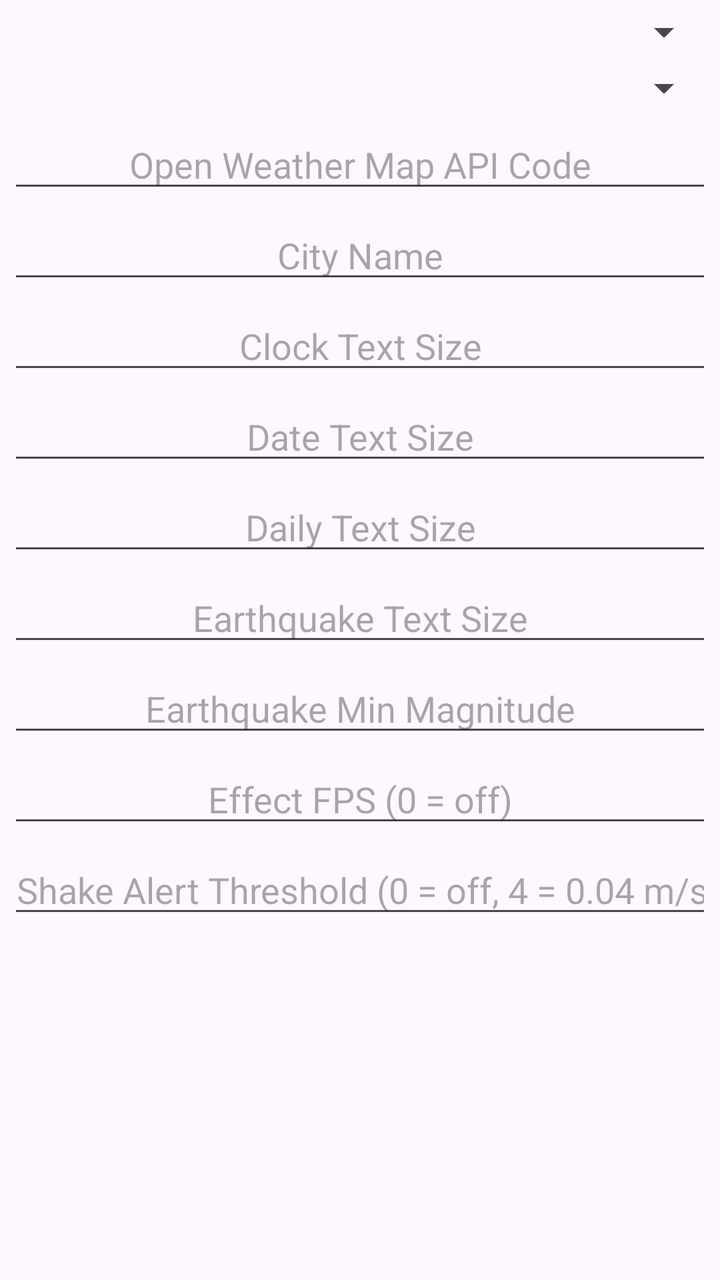
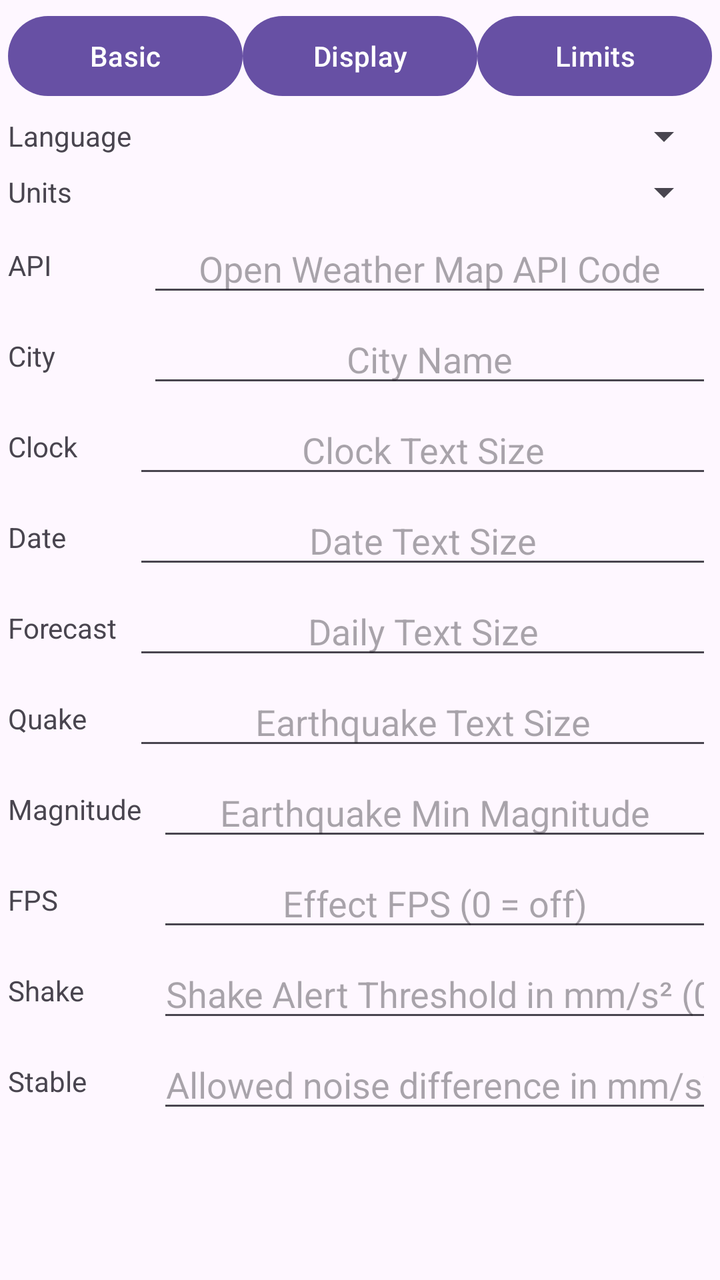

Screens rendered from an Android XML layout before and after an edit, with the pre-edit source and the edit as a unified diff.
<!-- AndroidManifest.xml: application theme Theme.WallClock -->
<!-- res/layout/settings_layout.xml -->
<?xml version="1.0" encoding="utf-8"?>
<ScrollView xmlns:android="http://schemas.android.com/apk/res/android"
    xmlns:app="http://schemas.android.com/apk/res-auto"
    xmlns:tools="http://schemas.android.com/tools"
    android:layout_width="match_parent"
    android:layout_height="wrap_content">

    <androidx.constraintlayout.widget.ConstraintLayout
        android:layout_width="match_parent"
        android:padding="4dp"
        android:layout_height="wrap_content">

        <EditText
            android:id="@+id/api_code"
            android:layout_width="0dp"
            android:layout_height="wrap_content"
            android:ems="10"
            android:gravity="center"
            android:hint="@string/open_weather_map_api_code"
            android:inputType="text"
            android:layout_marginTop="4dp"
            app:layout_constraintEnd_toEndOf="parent"
            app:layout_constraintStart_toStartOf="parent"
            app:layout_constraintTop_toBottomOf="@+id/metric_spinner" />

        <EditText
            android:id="@+id/city_name"
            android:layout_width="0dp"
            android:layout_height="wrap_content"
            android:ems="10"
            android:gravity="center"
            android:inputType="text"
            android:hint="@string/city_name"
            android:layout_marginTop="4dp"
            app:layout_constraintEnd_toEndOf="parent"
            app:layout_constraintStart_toStartOf="parent"
            app:layout_constraintTop_toBottomOf="@+id/api_code" />
        <EditText
            android:id="@+id/clock_text_size"
            android:layout_width="0dp"
            android:layout_height="wrap_content"
            android:ems="10"
            android:gravity="center"
            android:inputType="numberDecimal"
            android:hint="@string/clock_text_size"
            android:layout_marginTop="4dp"
            app:layout_constraintEnd_toEndOf="parent"
            app:layout_constraintStart_toStartOf="parent"
            app:layout_constraintTop_toBottomOf="@+id/city_name" />
        <EditText
            android:id="@+id/date_text_size"
            android:layout_width="0dp"
            android:layout_height="wrap_content"
            android:ems="10"
            android:gravity="center"
            android:inputType="numberDecimal"
            android:hint="@string/date_text_size"
            android:layout_marginTop="4dp"
            app:layout_constraintEnd_toEndOf="parent"
            app:layout_constraintStart_toStartOf="parent"
            app:layout_constraintTop_toBottomOf="@+id/clock_text_size" />
        <EditText
            android:id="@+id/daily_text_size"
            android:layout_width="0dp"
            android:layout_height="wrap_content"
            android:ems="10"
            android:gravity="center"
            android:inputType="numberDecimal"
            android:hint="@string/daily_text_size"
            android:layout_marginTop="4dp"
            app:layout_constraintEnd_toEndOf="parent"
            app:layout_constraintStart_toStartOf="parent"
            app:layout_constraintTop_toBottomOf="@+id/date_text_size" />
        <EditText
            android:id="@+id/quake_text_size"
            android:layout_width="0dp"
            android:layout_height="wrap_content"
            android:ems="10"
            android:gravity="center"
            android:inputType="numberDecimal"
            android:hint="@string/quake_text_size"
            android:layout_marginTop="4dp"
            app:layout_constraintEnd_toEndOf="parent"
            app:layout_constraintStart_toStartOf="parent"
            app:layout_constraintTop_toBottomOf="@+id/daily_text_size" />
        <EditText
            android:id="@+id/quake_min_magnitude"
            android:layout_width="0dp"
            android:layout_height="wrap_content"
            android:ems="10"
            android:gravity="center"
            android:inputType="numberDecimal"
            android:hint="@string/quake_min_magnitude"
            android:layout_marginTop="4dp"
            app:layout_constraintEnd_toEndOf="parent"
            app:layout_constraintStart_toStartOf="parent"
            app:layout_constraintTop_toBottomOf="@+id/quake_text_size" />
        <EditText
            android:id="@+id/effect_fps"
            android:layout_width="0dp"
            android:layout_height="wrap_content"
            android:ems="10"
            android:gravity="center"
            android:inputType="numberDecimal"
            android:hint="@string/effect_fps"
            android:layout_marginTop="4dp"
            app:layout_constraintEnd_toEndOf="parent"
            app:layout_constraintStart_toStartOf="parent"
            app:layout_constraintTop_toBottomOf="@+id/quake_min_magnitude" />
        <EditText
            android:id="@+id/shake_level"
            android:layout_width="0dp"
            android:layout_height="wrap_content"
            android:ems="10"
            android:gravity="center"
            android:inputType="numberDecimal"
            android:hint="@string/shake_level"
            android:layout_marginTop="4dp"
            app:layout_constraintEnd_toEndOf="parent"
            app:layout_constraintStart_toStartOf="parent"
            app:layout_constraintTop_toBottomOf="@+id/effect_fps" />


        <Spinner
            android:id="@+id/lang_spinner"
            android:layout_width="0dp"
            android:layout_height="wrap_content"
            app:layout_constraintEnd_toEndOf="parent"
            app:layout_constraintStart_toStartOf="parent"
            app:layout_constraintTop_toTopOf="parent" />

        <Spinner
            android:id="@+id/metric_spinner"
            android:layout_width="0dp"
            android:layout_height="wrap_content"
            android:layout_marginTop="4dp"
            app:layout_constraintEnd_toEndOf="parent"
            app:layout_constraintStart_toStartOf="parent"
            app:layout_constraintTop_toBottomOf="@+id/lang_spinner" />
    </androidx.constraintlayout.widget.ConstraintLayout>
</ScrollView>
<!-- resources referenced by this layout -->
<resources>
  <string name="city_name">City Name</string>
  <string name="clock_text_size">Clock Text Size</string>
  <string name="daily_text_size">Daily Text Size</string>
  <string name="date_text_size">Date Text Size</string>
  <string name="effect_fps">Effect FPS (0 = off)</string>
  <string name="open_weather_map_api_code">Open Weather Map API Code</string>
  <string name="quake_min_magnitude">Earthquake Min Magnitude</string>
  <string name="quake_text_size">Earthquake Text Size</string>
  <string name="shake_level">Shake Alert Threshold (0 = off, 4 = 0.04 m/s², lower = more sensitive)</string>
  <style name="Theme.WallClock" parent="Base.Theme.WallClock" />
  <style name="Base.Theme.WallClock" parent="Theme.Material3.DayNight.NoActionBar">
          
          
          <item name="android:windowFullscreen">true</item>
      </style>
</resources>

<!-- the commit's change to res/layout/settings_layout.xml (unified diff, before → after) -->
@@ -1,141 +1,294 @@
 <?xml version="1.0" encoding="utf-8"?>
 <ScrollView xmlns:android="http://schemas.android.com/apk/res/android"
-    xmlns:app="http://schemas.android.com/apk/res-auto"
-    xmlns:tools="http://schemas.android.com/tools"
     android:layout_width="match_parent"
     android:layout_height="wrap_content">
 
-    <androidx.constraintlayout.widget.ConstraintLayout
+    <LinearLayout
         android:layout_width="match_parent"
-        android:padding="4dp"
-        android:layout_height="wrap_content">
-
-        <EditText
-            android:id="@+id/api_code"
-            android:layout_width="0dp"
-            android:layout_height="wrap_content"
-            android:ems="10"
-            android:gravity="center"
-            android:hint="@string/open_weather_map_api_code"
-            android:inputType="text"
-            android:layout_marginTop="4dp"
-            app:layout_constraintEnd_toEndOf="parent"
-            app:layout_constraintStart_toStartOf="parent"
-            app:layout_constraintTop_toBottomOf="@+id/metric_spinner" />
-
-        <EditText
-            android:id="@+id/city_name"
-            android:layout_width="0dp"
-            android:layout_height="wrap_content"
-            android:ems="10"
-            android:gravity="center"
-            android:inputType="text"
-            android:hint="@string/city_name"
-            android:layout_marginTop="4dp"
-            app:layout_constraintEnd_toEndOf="parent"
-            app:layout_constraintStart_toStartOf="parent"
-            app:layout_constraintTop_toBottomOf="@+id/api_code" />
-        <EditText
-            android:id="@+id/clock_text_size"
-            android:layout_width="0dp"
-            android:layout_height="wrap_content"
-            android:ems="10"
-            android:gravity="center"
-            android:inputType="numberDecimal"
-            android:hint="@string/clock_text_size"
-            android:layout_marginTop="4dp"
-            app:layout_constraintEnd_toEndOf="parent"
-            app:layout_constraintStart_toStartOf="parent"
-            app:layout_constraintTop_toBottomOf="@+id/city_name" />
-        <EditText
-            android:id="@+id/date_text_size"
-            android:layout_width="0dp"
-            android:layout_height="wrap_content"
-            android:ems="10"
-            android:gravity="center"
-            android:inputType="numberDecimal"
-            android:hint="@string/date_text_size"
-            android:layout_marginTop="4dp"
-            app:layout_constraintEnd_toEndOf="parent"
-            app:layout_constraintStart_toStartOf="parent"
-            app:layout_constraintTop_toBottomOf="@+id/clock_text_size" />
-        <EditText
-            android:id="@+id/daily_text_size"
-            android:layout_width="0dp"
-            android:layout_height="wrap_content"
-            android:ems="10"
-            android:gravity="center"
-            android:inputType="numberDecimal"
-            android:hint="@string/daily_text_size"
-            android:layout_marginTop="4dp"
-            app:layout_constraintEnd_toEndOf="parent"
-            app:layout_constraintStart_toStartOf="parent"
-            app:layout_constraintTop_toBottomOf="@+id/date_text_size" />
-        <EditText
-            android:id="@+id/quake_text_size"
-            android:layout_width="0dp"
-            android:layout_height="wrap_content"
-            android:ems="10"
-            android:gravity="center"
-            android:inputType="numberDecimal"
-            android:hint="@string/quake_text_size"
-            android:layout_marginTop="4dp"
-            app:layout_constraintEnd_toEndOf="parent"
-            app:layout_constraintStart_toStartOf="parent"
-            app:layout_constraintTop_toBottomOf="@+id/daily_text_size" />
-        <EditText
-            android:id="@+id/quake_min_magnitude"
-            android:layout_width="0dp"
-            android:layout_height="wrap_content"
-            android:ems="10"
-            android:gravity="center"
-            android:inputType="numberDecimal"
-            android:hint="@string/quake_min_magnitude"
-            android:layout_marginTop="4dp"
-            app:layout_constraintEnd_toEndOf="parent"
-            app:layout_constraintStart_toStartOf="parent"
-            app:layout_constraintTop_toBottomOf="@+id/quake_text_size" />
-        <EditText
-            android:id="@+id/effect_fps"
-            android:layout_width="0dp"
-            android:layout_height="wrap_content"
-            android:ems="10"
-            android:gravity="center"
-            android:inputType="numberDecimal"
-            android:hint="@string/effect_fps"
-            android:layout_marginTop="4dp"
-            app:layout_constraintEnd_toEndOf="parent"
-            app:layout_constraintStart_toStartOf="parent"
-            app:layout_constraintTop_toBottomOf="@+id/quake_min_magnitude" />
-        <EditText
-            android:id="@+id/shake_level"
-            android:layout_width="0dp"
-            android:layout_height="wrap_content"
-            android:ems="10"
-            android:gravity="center"
-            android:inputType="numberDecimal"
-            android:hint="@string/shake_level"
-            android:layout_marginTop="4dp"
-            app:layout_constraintEnd_toEndOf="parent"
-            app:layout_constraintStart_toStartOf="parent"
-            app:layout_constraintTop_toBottomOf="@+id/effect_fps" />
-
-
-        <Spinner
-            android:id="@+id/lang_spinner"
-            android:layout_width="0dp"
-            android:layout_height="wrap_content"
-            app:layout_constraintEnd_toEndOf="parent"
-            app:layout_constraintStart_toStartOf="parent"
-            app:layout_constraintTop_toTopOf="parent" />
-
-        <Spinner
-            android:id="@+id/metric_spinner"
-            android:layout_width="0dp"
-            android:layout_height="wrap_content"
-            android:layout_marginTop="4dp"
-            app:layout_constraintEnd_toEndOf="parent"
-            app:layout_constraintStart_toStartOf="parent"
-            app:layout_constraintTop_toBottomOf="@+id/lang_spinner" />
-    </androidx.constraintlayout.widget.ConstraintLayout>
+        android:layout_height="wrap_content"
+        android:orientation="vertical"
+        android:padding="4dp">
+
+        <LinearLayout
+            android:layout_width="match_parent"
+            android:layout_height="wrap_content"
+            android:orientation="horizontal">
+
+            <Button
+                android:id="@+id/tab_basic"
+                android:layout_width="0dp"
+                android:layout_height="wrap_content"
+                android:layout_weight="1"
+                android:text="@string/tab_basic" />
+
+            <Button
+                android:id="@+id/tab_display"
+                android:layout_width="0dp"
+                android:layout_height="wrap_content"
+                android:layout_weight="1"
+                android:text="@string/tab_display" />
+
+            <Button
+                android:id="@+id/tab_limits"
+                android:layout_width="0dp"
+                android:layout_height="wrap_content"
+                android:layout_weight="1"
+                android:text="@string/tab_limits" />
+        </LinearLayout>
+
+        <TableLayout
+            android:id="@+id/page_basic"
+            android:layout_width="match_parent"
+            android:layout_height="wrap_content"
+            android:stretchColumns="1">
+
+            <TableRow
+                android:layout_marginTop="4dp"
+                android:gravity="center_vertical">
+
+                <TextView
+                    android:layout_width="wrap_content"
+                    android:layout_height="wrap_content"
+                    android:paddingEnd="8dp"
+                    android:paddingRight="8dp"
+                    android:text="@string/label_language" />
+
+                <Spinner
+                    android:id="@+id/lang_spinner"
+                    android:layout_width="0dp"
+                    android:layout_height="wrap_content" />
+            </TableRow>
+
+            <TableRow
+                android:layout_marginTop="4dp"
+                android:gravity="center_vertical">
+
+                <TextView
+                    android:layout_width="wrap_content"
+                    android:layout_height="wrap_content"
+                    android:paddingEnd="8dp"
+                    android:paddingRight="8dp"
+                    android:text="@string/label_units" />
+
+                <Spinner
+                    android:id="@+id/metric_spinner"
+                    android:layout_width="0dp"
+                    android:layout_height="wrap_content" />
+            </TableRow>
+
+            <TableRow
+                android:layout_marginTop="4dp"
+                android:gravity="center_vertical">
+
+                <TextView
+                    android:layout_width="wrap_content"
+                    android:layout_height="wrap_content"
+                    android:paddingEnd="8dp"
+                    android:paddingRight="8dp"
+                    android:text="@string/label_api" />
+
+                <EditText
+                    android:id="@+id/api_code"
+                    android:layout_width="0dp"
+                    android:layout_height="wrap_content"
+                    android:gravity="center"
+                    android:inputType="text"
+                    android:hint="@string/open_weather_map_api_code" />
+            </TableRow>
+
+            <TableRow
+                android:layout_marginTop="4dp"
+                android:gravity="center_vertical">
+
+                <TextView
+                    android:layout_width="wrap_content"
+                    android:layout_height="wrap_content"
+                    android:paddingEnd="8dp"
+                    android:paddingRight="8dp"
+                    android:text="@string/label_city" />
+
+                <EditText
+                    android:id="@+id/city_name"
+                    android:layout_width="0dp"
+                    android:layout_height="wrap_content"
+                    android:gravity="center"
+                    android:inputType="text"
+                    android:hint="@string/city_name" />
+            </TableRow>
+        </TableLayout>
+
+        <TableLayout
+            android:id="@+id/page_display"
+            android:layout_width="match_parent"
+            android:layout_height="wrap_content"
+            android:stretchColumns="1">
+
+            <TableRow
+                android:layout_marginTop="4dp"
+                android:gravity="center_vertical">
+
+                <TextView
+                    android:layout_width="wrap_content"
+                    android:layout_height="wrap_content"
+                    android:paddingEnd="8dp"
+                    android:paddingRight="8dp"
+                    android:text="@string/label_clock" />
+
+                <EditText
+                    android:id="@+id/clock_text_size"
+                    android:layout_width="0dp"
+                    android:layout_height="wrap_content"
+                    android:gravity="center"
+                    android:inputType="numberDecimal"
+                    android:hint="@string/clock_text_size" />
+            </TableRow>
+
+            <TableRow
+                android:layout_marginTop="4dp"
+                android:gravity="center_vertical">
+
+                <TextView
+                    android:layout_width="wrap_content"
+                    android:layout_height="wrap_content"
+                    android:paddingEnd="8dp"
+                    android:paddingRight="8dp"
+                    android:text="@string/label_date" />
+
+                <EditText
+                    android:id="@+id/date_text_size"
+                    android:layout_width="0dp"
+                    android:layout_height="wrap_content"
+                    android:gravity="center"
+                    android:inputType="numberDecimal"
+                    android:hint="@string/date_text_size" />
+            </TableRow>
+
+            <TableRow
+                android:layout_marginTop="4dp"
+                android:gravity="center_vertical">
+
+                <TextView
+                    android:layout_width="wrap_content"
+                    android:layout_height="wrap_content"
+                    android:paddingEnd="8dp"
+                    android:paddingRight="8dp"
+                    android:text="@string/label_forecast" />
+
+                <EditText
+                    android:id="@+id/daily_text_size"
+                    android:layout_width="0dp"
+                    android:layout_height="wrap_content"
+                    android:gravity="center"
+                    android:inputType="numberDecimal"
+                    android:hint="@string/daily_text_size" />
+            </TableRow>
+
+            <TableRow
+                android:layout_marginTop="4dp"
+                android:gravity="center_vertical">
+
+                <TextView
+                    android:layout_width="wrap_content"
+                    android:layout_height="wrap_content"
+                    android:paddingEnd="8dp"
+                    android:paddingRight="8dp"
+                    android:text="@string/label_quake" />
+
+                <EditText
+                    android:id="@+id/quake_text_size"
+                    android:layout_width="0dp"
+                    android:layout_height="wrap_content"
+                    android:gravity="center"
+                    android:inputType="numberDecimal"
+                    android:hint="@string/quake_text_size" />
+            </TableRow>
+        </TableLayout>
+
+        <TableLayout
+            android:id="@+id/page_limits"
+            android:layout_width="match_parent"
+            android:layout_height="wrap_content"
+            android:stretchColumns="1">
+
+            <TableRow
+                android:layout_marginTop="4dp"
+                android:gravity="center_vertical">
+
+                <TextView
+                    android:layout_width="wrap_content"
+                    android:layout_height="wrap_content"
+                    android:paddingEnd="8dp"
+                    android:paddingRight="8dp"
+                    android:text="@string/label_magnitude" />
+
+                <EditText
+                    android:id="@+id/quake_min_magnitude"
+                    android:layout_width="0dp"
+                    android:layout_height="wrap_content"
+                    android:gravity="center"
+                    android:inputType="numberDecimal"
+                    android:hint="@string/quake_min_magnitude" />
+            </TableRow>
+
+            <TableRow
+                android:layout_marginTop="4dp"
+                android:gravity="center_vertical">
+
+                <TextView
+                    android:layout_width="wrap_content"
+                    android:layout_height="wrap_content"
+                    android:paddingEnd="8dp"
+                    android:paddingRight="8dp"
+                    android:text="@string/label_fps" />
+
+                <EditText
+                    android:id="@+id/effect_fps"
+                    android:layout_width="0dp"
+                    android:layout_height="wrap_content"
+                    android:gravity="center"
+                    android:inputType="numberDecimal"
+                    android:hint="@string/effect_fps" />
+            </TableRow>
+
+            <TableRow
+                android:layout_marginTop="4dp"
+                android:gravity="center_vertical">
+
+                <TextView
+                    android:layout_width="wrap_content"
+                    android:layout_height="wrap_content"
+                    android:paddingEnd="8dp"
+                    android:paddingRight="8dp"
+                    android:text="@string/label_shake" />
+
+                <EditText
+                    android:id="@+id/shake_level"
+                    android:layout_width="0dp"
+                    android:layout_height="wrap_content"
+                    android:gravity="center"
+                    android:inputType="numberDecimal"
+                    android:hint="@string/shake_level" />
+            </TableRow>
+
+            <TableRow
+                android:layout_marginTop="4dp"
+                android:gravity="center_vertical">
+
+                <TextView
+                    android:layout_width="wrap_content"
+                    android:layout_height="wrap_content"
+                    android:paddingEnd="8dp"
+                    android:paddingRight="8dp"
+                    android:text="@string/label_stable" />
+
+                <EditText
+                    android:id="@+id/stable_tolerance"
+                    android:layout_width="0dp"
+                    android:layout_height="wrap_content"
+                    android:gravity="center"
+                    android:inputType="numberDecimal"
+                    android:hint="@string/stable_tolerance" />
+            </TableRow>
+        </TableLayout>
+    </LinearLayout>
 </ScrollView>
<!-- resource entries referenced after the edit -->
@@ -5,10 +5,26 @@
   <string name="daily_text_size">Daily Text Size</string>
   <string name="date_text_size">Date Text Size</string>
   <string name="effect_fps">Effect FPS (0 = off)</string>
+  <string name="label_api">API</string>
+  <string name="label_city">City</string>
+  <string name="label_clock">Clock</string>
+  <string name="label_date">Date</string>
+  <string name="label_forecast">Forecast</string>
+  <string name="label_fps">FPS</string>
+  <string name="label_language">Language</string>
+  <string name="label_magnitude">Magnitude</string>
+  <string name="label_quake">Quake</string>
+  <string name="label_shake">Shake</string>
+  <string name="label_stable">Stable</string>
+  <string name="label_units">Units</string>
   <string name="open_weather_map_api_code">Open Weather Map API Code</string>
   <string name="quake_min_magnitude">Earthquake Min Magnitude</string>
   <string name="quake_text_size">Earthquake Text Size</string>
-  <string name="shake_level">Shake Alert Threshold (0 = off, 4 = 0.04 m/s², lower = more sensitive)</string>
+  <string name="shake_level">Shake Alert Threshold in mm/s² (0 = off, lower = more sensitive)</string>
+  <string name="stable_tolerance">Allowed noise difference in mm/s² (0 = off)</string>
+  <string name="tab_basic">Basic</string>
+  <string name="tab_display">Display</string>
+  <string name="tab_limits">Limits</string>
   <style name="Theme.WallClock" parent="Base.Theme.WallClock" />
   <style name="Base.Theme.WallClock" parent="Theme.Material3.DayNight.NoActionBar">
           
